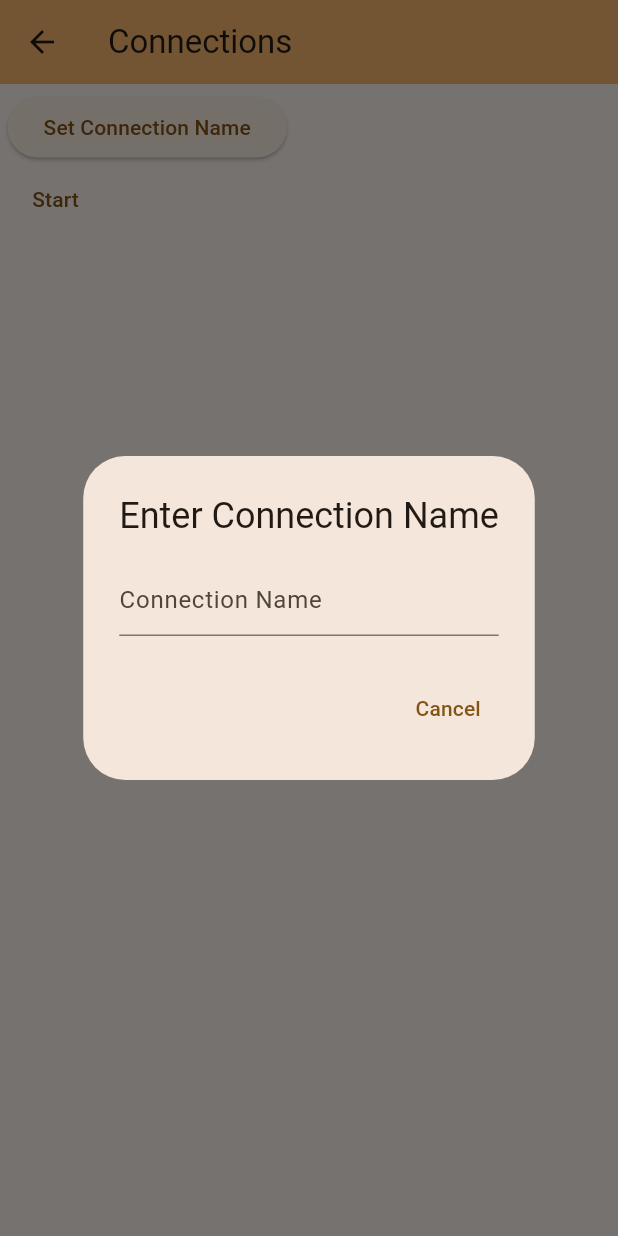
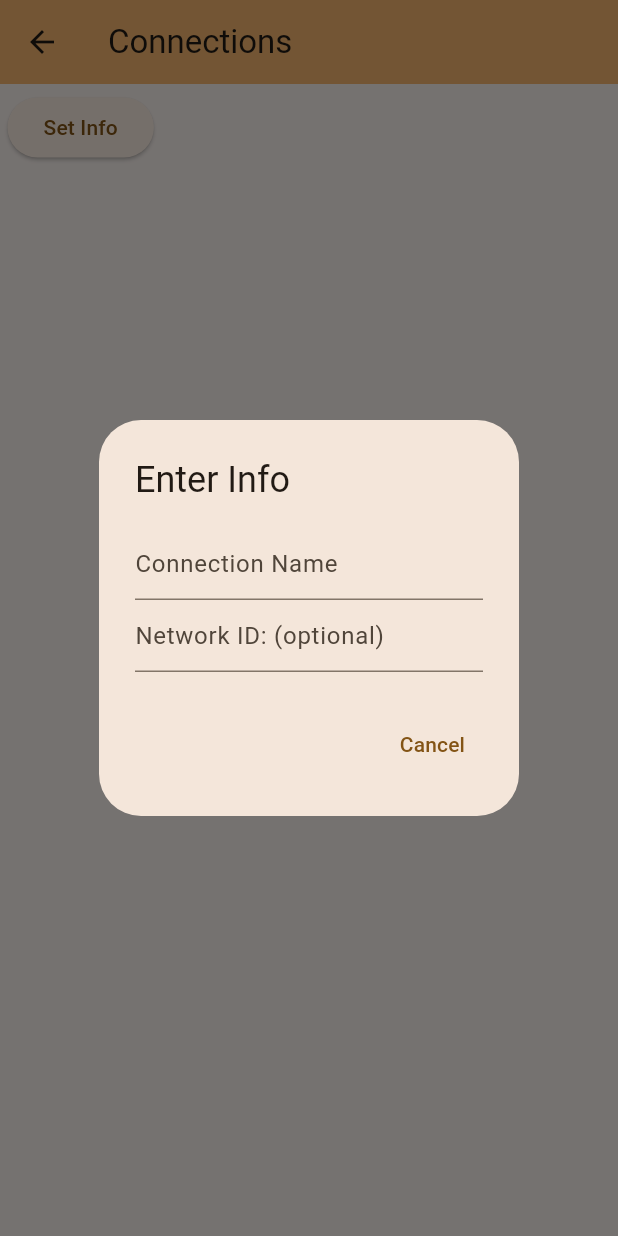
Before and after one commit to Cunha-Renato/ahnc, a Flutter app: the screen it shows after launch, after a tap on "Connections", on a phone screen of 412 x 824 dp. Run offline on Flutter 3.47's test engine with Material 3 defaults, Android fonts, the phone set to English and light mode, and no system bars; our stand-ins replace device_info_plus, permission_handler; missing offline and left inert: nearby_connections.

Commit message:
NetworkManager done, ready for RIP protocol

```diff
--- a/lib/device_info.dart
+++ /dev/null
@@ -1,5 +0,0 @@
-class DeviceInfo {
-    final String name;
-
-    DeviceInfo(this.name);
-}
--- a/lib/device_manager.dart
+++ /dev/null
@@ -1,248 +0,0 @@
-import 'package:ahnc/device_info.dart';
-import 'package:ahnc/widgets/debug_console.dart';
-import 'package:flutter/material.dart';
-import 'package:nearby_connections/nearby_connections.dart';
-
-class ConnectionManagerPage extends StatefulWidget {
-    const ConnectionManagerPage({super.key});
-
-    @override
-    State<ConnectionManagerPage> createState() => _ConnectionManagerPageState();
-}
-
-class _ConnectionManagerPageState extends State<ConnectionManagerPage> {
-    @override
-    void initState() {
-        super.initState();
-
-        WidgetsBinding.instance.addPostFrameCallback((_) {
-            if (!_ConnectionManager().isInitialized()) {
-                _showPrompt();
-            }
-        });
-    }
-
-    Future<void> _showPrompt() async {
-        final controller = TextEditingController();
-
-        final result = await showDialog<String>(
-            context: context,
-            builder: (context) {
-                return StatefulBuilder(
-                    builder: (context, setState) {
-                        return AlertDialog(
-                            title: const Text('Enter Connection Name'),
-                            content: TextField(
-                                controller: controller,
-                                decoration: const InputDecoration(hintText: 'Connection Name'),
-                                onChanged: (_) => setState(() {}),
-                            ),
-                            actions: [
-                                TextButton(
-                                    onPressed: () => Navigator.pop(context),
-                                    child: const Text('Cancel'),
-                                ),
-                                if (controller.text.isNotEmpty)
-                                    TextButton(
-                                        onPressed: () => Navigator.of(context).pop(controller.text),
-                                        child: const Text('OK'),
-                                    ),
-                            ],
-                        );
-                    },
-                );
-            },
-        );
-
-        if (result != null && result.isNotEmpty) {
-            setState(() {
-                _ConnectionManager().init(result);
-            });
-        }
-    }
-
-    @override
-    Widget build(BuildContext context) {
-        return Scaffold(
-            appBar: AppBar(
-                title: const Text('Connections'),
-                backgroundColor: Theme.of(context).colorScheme.inversePrimary,
-            ),
-            body: Container(
-                padding: const EdgeInsets.all(5.0),
-                child: Column(
-                    crossAxisAlignment: CrossAxisAlignment.start,
-                    children: [
-                        _ConnectionManager().isInitialized()
-                            ? Text("Connection name: ${_ConnectionManager().deviceName}")
-                            : ElevatedButton(
-                                onPressed: () {
-                                    _showPrompt();
-                                },
-                                child: const Text('Set Connection Name')
-                            ),
-                        ValueListenableBuilder(
-                            valueListenable: _ConnectionManager().isRunning,
-                            builder: (context, isRunning, _) {
-                                return TextButton(
-                                    onPressed: () async {
-                                        if (isRunning) {
-                                            await _ConnectionManager()._end();
-                                        } else {
-                                            await _ConnectionManager()._begin();
-                                        }
-                                    },
-                                    child: isRunning
-                                        ? const Text('Stop')
-                                        : const Text('Start')
-                                );
-                            }
-                        ),
-                    ],
-                )
-            ),
-        );
-    }
-}
-
-// This is a singleton because I don't know how to keep state between pages.
-class _ConnectionManager {
-    static final _ConnectionManager _instancee = _ConnectionManager._();
-    final String serviceId = 'com.ahnc';
-    final strategy = Strategy.P2P_CLUSTER;
-    final nearby = Nearby();
-    final connectedDevices = <String, DeviceInfo>{};
-    final devicesAboutToConnect = <String, DeviceInfo>{};
-    ValueNotifier<bool> isRunning = ValueNotifier<bool>(false);
-
-    String? deviceName;
-
-    _ConnectionManager._();
-    factory _ConnectionManager() => _instancee;
-
-    void init(String name) {
-        if (deviceName != null) return;
-        deviceName = name;
-    }
-
-    bool isInitialized() {
-        return deviceName != null;
-    }
-
-    bool isConnectedTo(String id) {
-        return connectedDevices.containsKey(id);
-    }
-
-    bool isConnectingTo(String id) {
-        return devicesAboutToConnect.containsKey(id) || isConnectedTo(id);
-    }
-
-    Future<void> _begin() async {
-        await _startAdvertising();
-        await _startDiscovery();
-        isRunning.value = true;
-    }
-
-    Future<void> _end() async {
-        await nearby.stopAdvertising();
-        await nearby.stopAllEndpoints();
-        await nearby.stopDiscovery();
-        isRunning.value = false;
-    }
-
-    Future<void> _startAdvertising() async {
-        if (!isInitialized()) {
-            logError("ConnectionManager is not initialized.");
-        }
-
-        tryLogAsync(DebugMessageType.error, () async {
-            await nearby.startAdvertising(
-                deviceName!,
-                serviceId: serviceId,
-                Strategy.P2P_CLUSTER,
-                onConnectionInitiated: onConnectionInitiated,
-                onConnectionResult: onConnectionResult,
-                onDisconnected: onDisconnected,
-            );
-
-            DebugConsole.log(DebugMessageType.info, 'Started advertising');
-        });
-    }
-
-    Future<void> _startDiscovery() async {
-        if (!isInitialized()) {
-            logError("ConnectionManager is not initialized.");
-        }
-
-        tryLogAsync(DebugMessageType.error, () async {
-            await nearby.startDiscovery(
-                deviceName!,
-                strategy,
-                serviceId: serviceId,
-                onEndpointFound: onEndpointFound,
-                onEndpointLost: onEndpointLost,
-            );
-
-            DebugConsole.log(DebugMessageType.info, 'Started discovery');
-        });
-    }
-
-    void onConnectionInitiated(String id, ConnectionInfo info) {
-        DebugConsole.log(DebugMessageType.info, 'Connection initiated from ${info.endpointName} ($id).');
-
-        tryLogAsync(DebugMessageType.error, () async {
-            if (!isConnectingTo(id)) return;
-
-            await nearby.acceptConnection(
-                id,
-                onPayLoadRecieved: (_, _) {}
-            );
-        });
-    }
-
-    void onConnectionResult(String id, Status status) {
-        DebugConsole.log(DebugMessageType.info, 'Connection result from $id: $status');
-        DeviceInfo? deviceInfo = devicesAboutToConnect.remove(id);
-
-        tryLog(DebugMessageType.error, () {
-            switch (status) {
-                case Status.CONNECTED:
-                    connectedDevices[id] = deviceInfo!;
-                    break;
-                default:
-                    break;
-            }
-        });
-    }
-
-    void onDisconnected(String id) {
-        devicesAboutToConnect.remove(id);
-        DeviceInfo? deviceInfo = connectedDevices.remove(id);
-        String deviceName = deviceInfo?.name ?? "Unknown Device";
-        DebugConsole.log(DebugMessageType.info, 'Disconnected from $deviceName ($id)');
-    }
-
-    void onEndpointFound(String id, String name, String serviceId) {
-        DebugConsole.log(DebugMessageType.info, 'Endpoint found: $name ($id)');
-        tryLogAsync(DebugMessageType.error, () async {
-            if (!isConnectingTo(id)) {
-                devicesAboutToConnect[id] = DeviceInfo(name);
-
-                await nearby.requestConnection(
-                    deviceName!,
-                    id,
-                    onConnectionInitiated: onConnectionInitiated,
-                    onConnectionResult: onConnectionResult,
-                    onDisconnected: onDisconnected
-                );
-            }
-        });
-    }
-
-    void onEndpointLost(String? id) {
-        if (id == null) return;
-
-        devicesAboutToConnect.remove(id);
-        DebugConsole.log(DebugMessageType.info, 'Endpoint lost: $id');
-    }
-}
--- a/lib/main.dart
+++ b/lib/main.dart
@@ -1,19 +1,26 @@
-import 'package:ahnc/device_manager.dart';
+import 'package:ahnc/widgets/connections.dart';
 import 'package:ahnc/widgets/debug_console.dart';
 import 'package:ahnc/widgets/permission.dart';
 import 'package:flutter/material.dart';
 
 class Routes {
-    static const String connectionManager = '/connections';
+    static const String connections = '/connections';
 }
 
 void main() {
     runApp(const App());
 }
 
-class App extends StatelessWidget {
+class App extends StatefulWidget {
     const App({super.key});
 
+    final ConnectionsPage connectionManagerPage = const ConnectionsPage();
+
+    @override
+    State<App> createState() => AppState();
+}
+
+class AppState extends State<App> {
     @override
     Widget build(BuildContext context) {
         return MaterialApp(
@@ -24,7 +31,7 @@ class App extends StatelessWidget {
             ),
             home: const HomePage(title: 'Ahnc'),
             routes: Map.of({
-                Routes.connectionManager: (context) => const ConnectionManagerPage(),
+                Routes.connections: (context) => super.widget.connectionManagerPage,
             }),
         );
     }
@@ -54,7 +61,7 @@ class HomePageState extends State<HomePage> {
                         HandlePermissions(),
                         ElevatedButton(
                             onPressed: () {
-                                Navigator.pushNamed(context, Routes.connectionManager);
+                                Navigator.pushNamed(context, Routes.connections);
                             },
                             child: const Text('Connections'),
                         ),
--- /dev/null
+++ b/lib/widgets/connections.dart
@@ -0,0 +1,128 @@
+import 'package:ahnc/network_manager.dart';
+import 'package:ahnc/widgets/debug_console.dart';
+import 'package:flutter/material.dart';
+import 'package:nearby_connections/nearby_connections.dart';
+
+class ConnectionsPage extends StatefulWidget {
+    const ConnectionsPage({super.key});
+
+    @override
+    State<ConnectionsPage> createState() => _ConnectionsPageState();
+}
+
+class _ConnectionsPageState extends State<ConnectionsPage> {
+    @override
+    void initState() {
+        super.initState();
+
+        WidgetsBinding.instance.addPostFrameCallback((_) {
+            if (SNetworkManager().networkManager == null) {
+                _showPrompt();
+            }
+        });
+    }
+
+    @override
+    Widget build(BuildContext context) {
+        return Scaffold(
+            appBar: AppBar(
+                title: const Text('Connections'),
+                backgroundColor: Theme.of(context).colorScheme.inversePrimary,
+            ),
+            body: Container(
+                padding: const EdgeInsets.all(5.0),
+                child: Column(
+                    crossAxisAlignment: CrossAxisAlignment.start,
+                    children: [
+                        SNetworkManager().networkManager != null
+                            ? Text("Device: ${SNetworkManager().networkManager!.localDeviceName}\nNetwork Id: ${SNetworkManager().networkManager!.serviceId}")
+                            : ElevatedButton(
+                                onPressed: () {
+                                    _showPrompt();
+                                },
+                                child: const Text('Set Info')
+                            ),
+                        SNetworkManager().networkManager != null
+                            ? ValueListenableBuilder(
+                                valueListenable: SNetworkManager().networkManager!.isRunning,
+                                builder: (context, isRunning, _) {
+                                    return TextButton(
+                                        onPressed: () async {
+                                            if (isRunning) {
+                                                await SNetworkManager().networkManager!.stop();
+                                            } else {
+                                                await SNetworkManager().networkManager!.start();
+                                            }
+                                        },
+                                        child: isRunning
+                                            ? const Text('Stop')
+                                            : const Text('Start')
+                                    );
+                                }
+                            )
+                            : const SizedBox.shrink(),
+                    ],
+                )
+            ),
+        );
+    }
+
+    Future<void> _showPrompt() async {
+        final nameController = TextEditingController();
+        final networkIdController = TextEditingController();
+
+        final result = await showDialog<List<String>>(
+            context: context,
+            builder: (context) {
+                return StatefulBuilder(
+                    builder: (context, setState) {
+                        return AlertDialog(
+                            title: const Text('Enter Info'),
+                            content: Column(
+                                mainAxisSize: MainAxisSize.min,
+                                children: [
+                                    TextField(
+                                        controller: nameController,
+                                        decoration: const InputDecoration(hintText: 'Connection Name'),
+                                        onChanged: (_) => setState(() {}),
+                                    ),
+                                    TextField(
+                                        controller: networkIdController,
+                                        decoration: InputDecoration(hintText: 'Network ID: (optional)'),
+                                        onChanged: (_) => setState(() {}),
+                                    )
+                                ],
+                            ),
+                            actions: [
+                                TextButton(
+                                    onPressed: () => Navigator.pop(context),
+                                    child: const Text('Cancel'),
+                                ),
+                                if (nameController.text.isNotEmpty)
+                                    TextButton(
+                                        onPressed: () => Navigator.of(context).pop([nameController.text, networkIdController.text]),
+                                        child: const Text('OK'),
+                                    ),
+                            ],
+                        );
+                    },
+                );
+            },
+        );
+
+        if (result != null && result.isNotEmpty) {
+            setState(() {
+                if (result.length > 1 && result[1].isNotEmpty) {
+                    SNetworkManager().init(
+                        localDeviceName: result[0],
+                        serviceId: result[1]
+                    );
+                } else {
+                    SNetworkManager().init(
+                        localDeviceName: result[0],
+                    );
+                }
+            });
+        }
+    }
+}
--- a/pubspec.yaml
+++ b/pubspec.yaml
@@ -13,6 +13,7 @@ dependencies:
   permission_handler: ^12.0.1
   nearby_connections: ^4.3.0
   device_info_plus: ^12.2.0
+  uuid: ^4.3.0
 
 dev_dependencies:
   flutter_test:
```
Also changed, not shown: analysis_options.yaml (deleted, +0 -28 lines), lib/network_manager.dart (added, +245 -0 lines), pubspec.lock.
